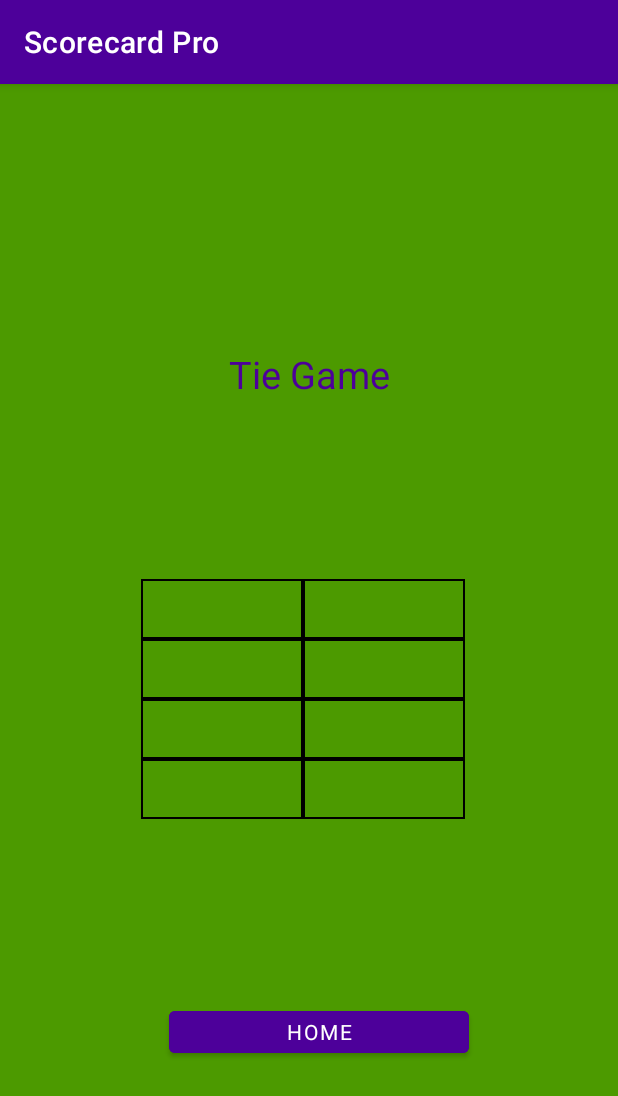
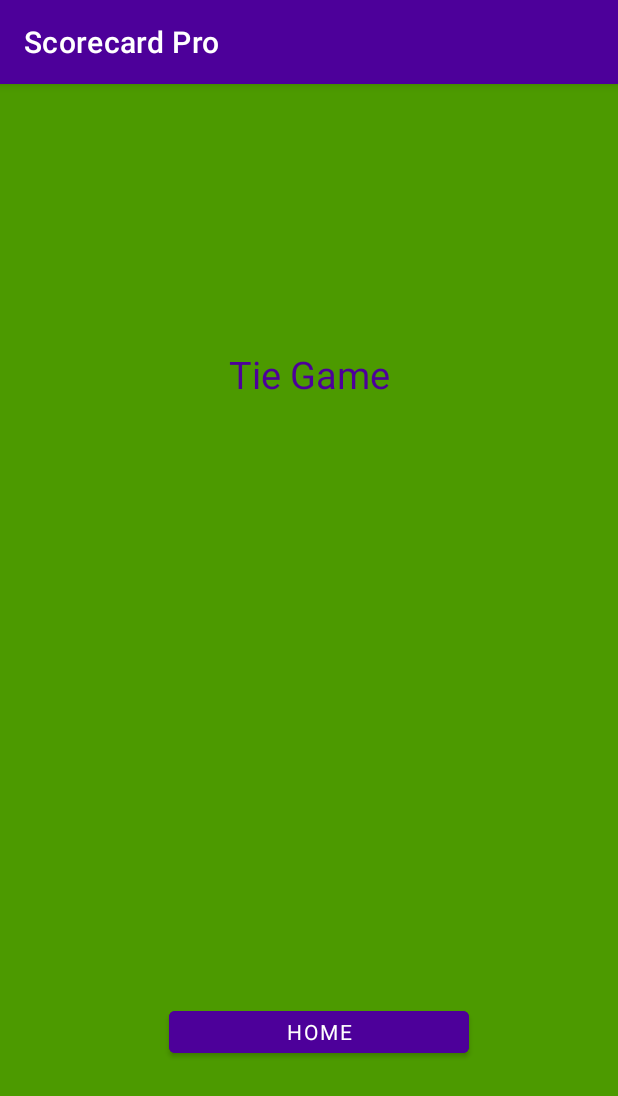
Before and after one commit to cordovaom/team100_miniGolfApp, an Android app: the Results screen opened directly, with no data from a screen before it, on a phone screen of 412 x 824 dp. Shown: the top 1096 px of the screen. Run offline under Robolectric (Android 15) with nearby library versions, the phone set to English and light mode, and no system bars; Roboto replaces fonts that are not available here; 5 statements that could not run were skipped.

Commit message:
Changed results page to only show results for correct number of players.

```diff
--- a/app/src/main/AndroidManifest.xml
+++ b/app/src/main/AndroidManifest.xml
@@ -1,6 +1,8 @@
 <?xml version="1.0" encoding="utf-8"?>
 <manifest xmlns:android="http://schemas.android.com/apk/res/android"
-    package="edu.vcu.team100_minigolfapp">
+    package="edu.vcu.team100_minigolfapp"
+    android:versionCode= "1"
+    android:versionName= "1.0">
 
     <application
         android:allowBackup="true"
--- a/app/src/main/java/edu/vcu/team100_minigolfapp/Results.java
+++ b/app/src/main/java/edu/vcu/team100_minigolfapp/Results.java
@@ -7,6 +7,8 @@ import android.os.Bundle;
 import android.view.View;
 import android.widget.Button;
 import android.widget.TextView;
+
+import java.util.Collections;
 
 public class Results extends AppCompatActivity {
 
@@ -27,33 +29,47 @@ public class Results extends AppCompatActivity {
 
         if(!winner.equals("Tie")){
             ((TextView)findViewById(R.id.WinnerName)).setText(String.format("%s Wins", winner));
-            ((TextView)findViewById(R.id.P1Name)).setText(P1Name);
-            ((TextView)findViewById(R.id.P2Name)).setText(P2Name);
-            ((TextView)findViewById(R.id.P3Name)).setText(P3Name);
-            ((TextView)findViewById(R.id.P4Name)).setText(P4Name);
-            ((TextView)findViewById(R.id.P1Score)).setText(P1Score);
-            ((TextView)findViewById(R.id.P2Score)).setText(P2Score);
-            ((TextView)findViewById(R.id.P3Score)).setText(P3Score);
-            ((TextView)findViewById(R.id.P4Score)).setText(P4Score);
             ((View)findViewById(R.id.winnerIcon)).setVisibility(View.VISIBLE);
         } else {
-            ((TextView)findViewById(R.id.WinnerName)).setText(getString(R.string.tie));
-            ((TextView)findViewById(R.id.P1Name)).setText(P1Name);
-            ((TextView)findViewById(R.id.P2Name)).setText(P2Name);
-            ((TextView)findViewById(R.id.P3Name)).setText(P3Name);
-            ((TextView)findViewById(R.id.P4Name)).setText(P4Name);
-            ((TextView)findViewById(R.id.P1Score)).setText(P1Score);
-            ((TextView)findViewById(R.id.P2Score)).setText(P2Score);
-            ((TextView)findViewById(R.id.P3Score)).setText(P3Score);
-            ((TextView)findViewById(R.id.P4Score)).setText(P4Score);
+            ((TextView) findViewById(R.id.WinnerName)).setText(getString(R.string.tie));
             ((View)findViewById(R.id.winnerIcon)).setVisibility(View.INVISIBLE);
         }
+
+        if(Integer.parseInt(P1Score)!=0 || P1Name.length()!=0) {
+            ((TextView) findViewById(R.id.P1Name)).setText(P1Name);
+            ((TextView) findViewById(R.id.P1Score)).setText(P1Score);
+        }else{
+            ((View) findViewById(R.id.P1Name)).setVisibility(View.INVISIBLE);
+            ((View) findViewById(R.id.P1Score)).setVisibility(View.INVISIBLE);
+        }
+        if(Integer.parseInt(P2Score)!=0 || P2Name.length()!=0) {
+            ((TextView) findViewById(R.id.P2Name)).setText(P2Name);
+            ((TextView)findViewById(R.id.P2Score)).setText(P2Score);
+        }else{
+            ((View) findViewById(R.id.P2Name)).setVisibility(View.INVISIBLE);
+            ((View) findViewById(R.id.P2Score)).setVisibility(View.INVISIBLE);
+        }
+        if(Integer.parseInt(P3Score)!=0 || P3Name.length()!=0) {
+            ((TextView) findViewById(R.id.P3Name)).setText(P3Name);
+            ((TextView)findViewById(R.id.P3Score)).setText(P3Score);
+        }else{
+            ((View) findViewById(R.id.P3Name)).setVisibility(View.INVISIBLE);
+            ((View) findViewById(R.id.P3Score)).setVisibility(View.INVISIBLE);
+        }
+        if(Integer.parseInt(P4Score)!=0 || P4Name.length()!=0) {
+            ((TextView) findViewById(R.id.P4Name)).setText(P4Name);
+            ((TextView)findViewById(R.id.P4Score)).setText(P4Score);
+        }else{
+            ((View) findViewById(R.id.P4Name)).setVisibility(View.INVISIBLE);
+            ((View) findViewById(R.id.P4Score)).setVisibility(View.INVISIBLE);
+        }
+
 
         Button home = findViewById(R.id.resultsHome);
         home.setOnClickListener(new View.OnClickListener() {
             @Override
             public void onClick(View v) {
-                ((TextView)findViewById(R.id.WinnerName)).setText("");
+               // ((TextView)findViewById(R.id.WinnerName)).setText("");
                 Intent intent = new Intent(v.getContext(), MainActivity.class);
                 startActivity(intent);
             }
--- a/app/src/main/res/values-night/themes.xml
+++ b/app/src/main/res/values-night/themes.xml
@@ -2,13 +2,13 @@
     <!-- Base application theme. -->
     <style name="Theme.Team100_miniGolfApp" parent="Theme.MaterialComponents.DayNight.DarkActionBar">
         <!-- Primary brand color. -->
-        <item name="colorPrimary">@color/teal_200</item>
-        <item name="colorPrimaryVariant">@color/teal_700</item>
-        <item name="colorOnPrimary">@color/black</item>
+        <item name="colorPrimary">#4d009a</item>
+        <item name="colorPrimaryVariant">#4d009a</item>
+        <item name="colorOnPrimary">#4d009a</item>
         <!-- Secondary brand color. -->
-        <item name="colorSecondary">@color/teal_200</item>
-        <item name="colorSecondaryVariant">@color/teal_200</item>
-        <item name="colorOnSecondary">@color/black</item>
+        <item name="colorSecondary">#4d009a</item>
+        <item name="colorSecondaryVariant">#4d009a</item>
+        <item name="colorOnSecondary">#4d009a</item>
         <!-- Status bar color. -->
         <item name="android:statusBarColor" tools:targetApi="l">?attr/colorPrimaryVariant</item>
         <!-- Customize your theme here. -->
--- a/app/src/main/res/values/themes.xml
+++ b/app/src/main/res/values/themes.xml
@@ -5,12 +5,12 @@
 
         <item name="colorPrimary">#4d009a</item>
         <item name="colorPrimaryVariant">#4d009a</item>
-        <item name="colorOnPrimary">@color/black</item>
+        <item name="colorOnPrimary">#4d009a</item>
 
         <!-- Secondary brand color. -->
-        <item name="colorSecondary">@color/teal_200</item>
-        <item name="colorSecondaryVariant">@color/teal_700</item>
-        <item name="colorOnSecondary">@color/black</item>
+        <item name="colorSecondary">#4d009a</item>
+        <item name="colorSecondaryVariant">#4d009a</item>
+        <item name="colorOnSecondary">#4d009a</item>
         <!-- Status bar color. -->
         <item name="android:statusBarColor" tools:targetApi="l">?attr/colorPrimaryVariant</item>
         <!-- Customize your theme here. -->
```
